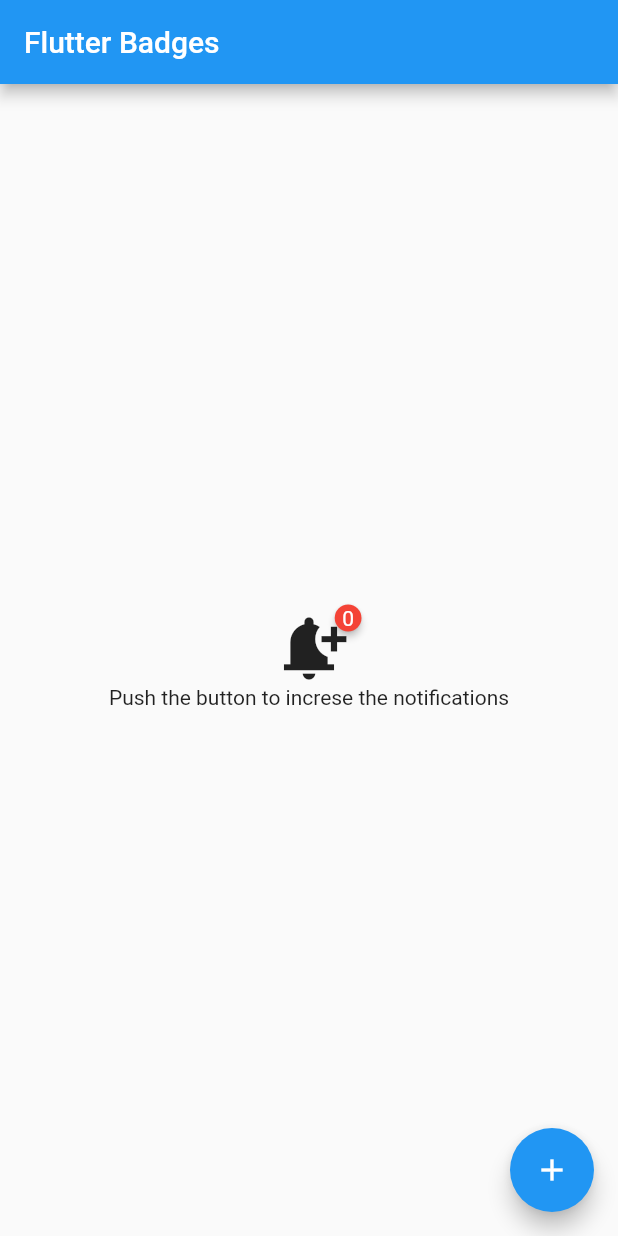
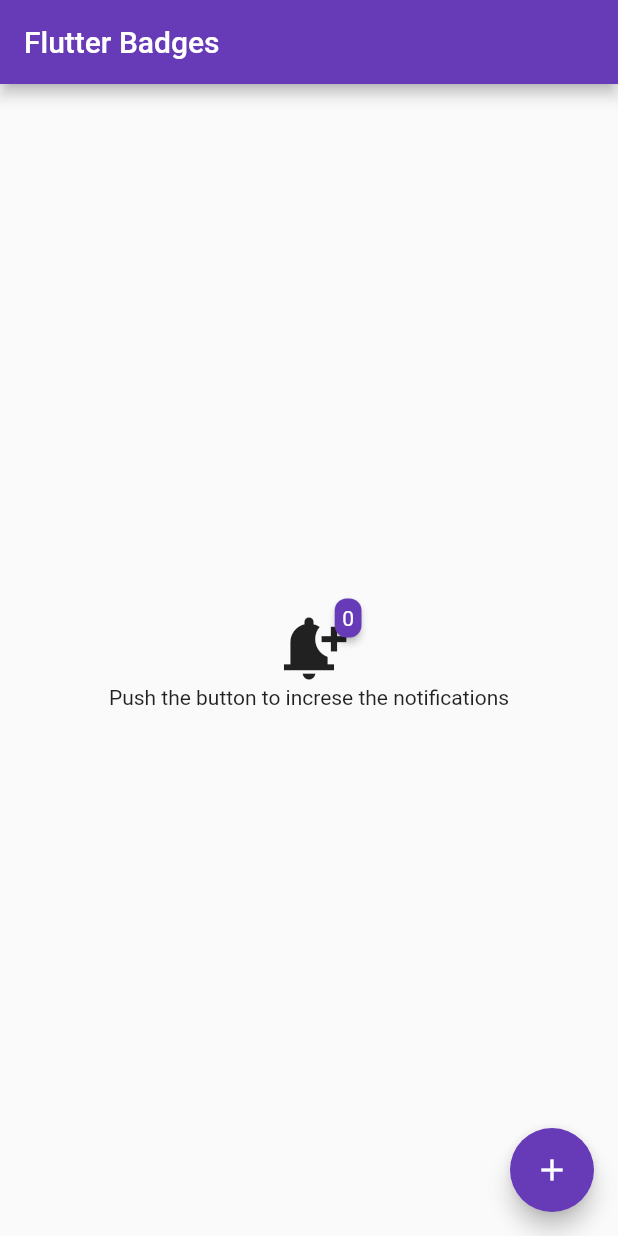
Before and after one commit to ima17/flutter_badges, a Flutter app: the screen it shows after launch, on a phone screen of 412 x 824 dp. Run offline on Flutter 3.47's test engine with Material 2 defaults, Android fonts, the light colour scheme and no system bars; drawn by our look-alikes of badges.

Commit message:
Add UI changes

```diff
--- a/lib/main.dart
+++ b/lib/main.dart
@@ -14,7 +14,7 @@ class MyApp extends StatelessWidget {
       debugShowCheckedModeBanner: false,
       title: 'Flutter Demo',
       theme: ThemeData(
-        primarySwatch: Colors.blue,
+        primarySwatch: Colors.deepPurple,
       ),
       home: const MyHomePage(title: 'Flutter Badges'),
     );
--- a/lib/screens/homepage.dart
+++ b/lib/screens/homepage.dart
@@ -30,6 +30,10 @@ class _MyHomePageState extends State<MyHomePage> {
           mainAxisAlignment: MainAxisAlignment.center,
           children: <Widget>[
             Badge(
+              shape: BadgeShape.square,
+              badgeColor: Colors.deepPurple,
+              borderRadius: BorderRadius.circular(8),
+              animationType: BadgeAnimationType.scale,
               badgeContent: Text(
                 _count.toString(),
                 style: const TextStyle(color: Colors.white),
```
